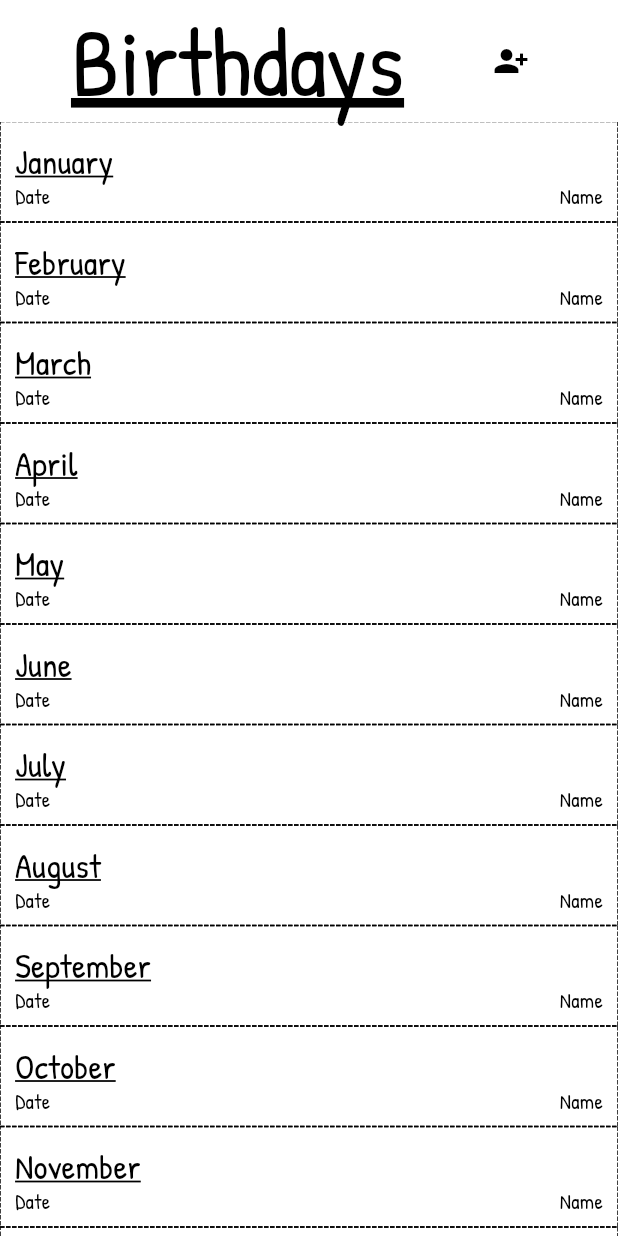
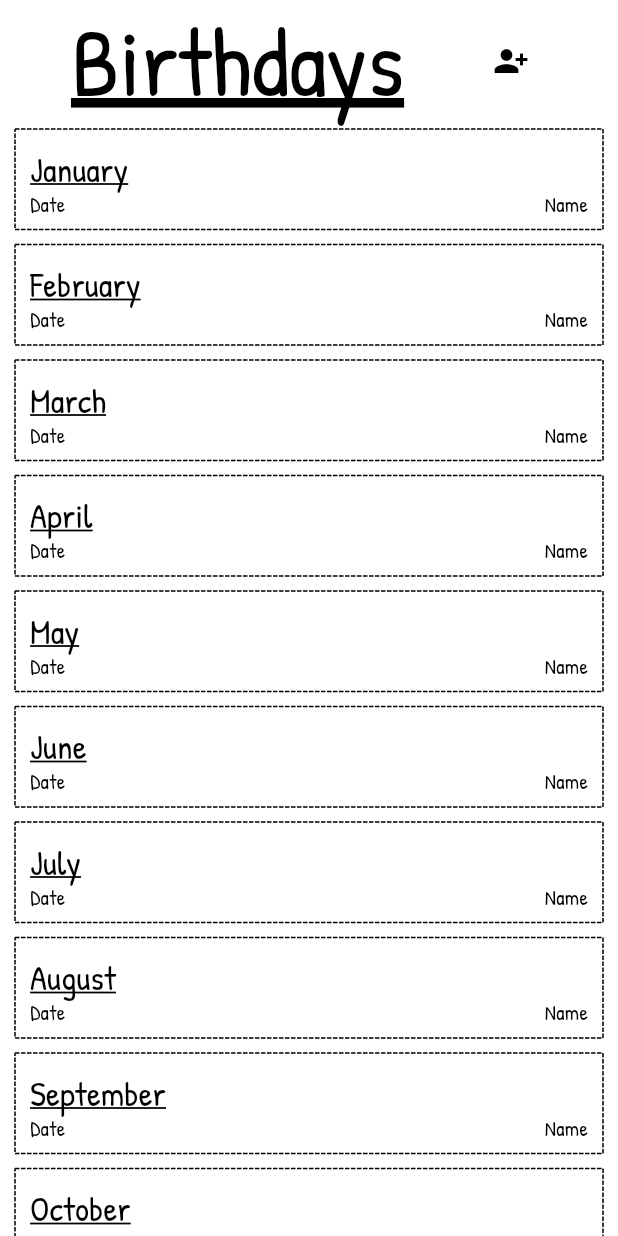
Before and after one commit to HSDContainerProjekt/MentalHealthApp, a Flutter app: the FriendCollectionBirthdayCalender screen opened directly, on a phone screen of 412 x 824 dp. Run offline on Flutter 3.47's test engine with Material 3 defaults, Android fonts, the phone set to English and light mode, and no system bars; drawn by our look-alikes of dotted_border; our stand-ins replace bloc, equatable, fl_chart, flutter_bloc, flutter_colorpicker, flutter_form_builder and 7 more; missing offline and left inert: model_viewer_plus, mysql_client, postgres; accounts and stored records are empty; generated files the repository leaves out were written again.

Commit message:
freundeeintrag aufbau angepasst

```diff
--- a/lib/app_framework_backbone/views/custom_image/image_dao.dart
+++ b/lib/app_framework_backbone/views/custom_image/image_dao.dart
@@ -3,7 +3,6 @@ import 'package:path_provider/path_provider.dart';
 import '../../database_dao.dart';
 import 'picture.dart';
 import 'dart:async';
-import 'package:path/path.dart';
 import 'package:sqflite/sqflite.dart';
 
 abstract class ImageDAO implements DatabaseDAO {
--- a/lib/app_framework_backbone/views/custom_image/image_repository.dart
+++ b/lib/app_framework_backbone/views/custom_image/image_repository.dart
@@ -1,7 +1,5 @@
-import 'dart:typed_data';
 
 import 'package:flutter/services.dart';
-import 'package:flutter/widgets.dart';
 
 import 'picture.dart';
 import 'image_dao.dart';
--- a/lib/app_framework_backbone/views/main_page/bloc/main_page_bloc.dart
+++ b/lib/app_framework_backbone/views/main_page/bloc/main_page_bloc.dart
@@ -2,9 +2,7 @@ import 'package:bloc/bloc.dart';
 import 'package:equatable/equatable.dart';
 import 'package:mental_health_app/animal_backbone/animal_backbone.dart';
 import 'package:mental_health_app/app_framework_backbone/views/main_page/main_page_animal.dart';
-import 'package:mental_health_app/app_framework_backbone/views/main_page/main_page_backbone.dart';
 import 'package:mental_health_app/routine_tracking/data/data_model/routine.dart';
-import 'package:path/path.dart';
 
 import '../../../../routine_tracking/domain/routine_repository.dart';
 
--- a/lib/app_framework_backbone/views/main_page/main_page_backbone.dart
+++ b/lib/app_framework_backbone/views/main_page/main_page_backbone.dart
@@ -1,6 +1,5 @@
 import 'dart:math';
 
-import 'package:arrow_path/arrow_path.dart';
 import 'package:dotted_border/dotted_border.dart';
 import 'package:flutter/material.dart';
 import 'package:flutter/gestures.dart';
--- a/lib/app_framework_backbone/views/popup/image_selector/bloc/image_selector_bloc.dart
+++ b/lib/app_framework_backbone/views/popup/image_selector/bloc/image_selector_bloc.dart
@@ -1,4 +1,3 @@
-import 'dart:io';
 import 'package:bloc/bloc.dart';
 import 'package:flutter/material.dart';
 import 'package:flutter/services.dart';
--- a/lib/friend_collection/database/friend_db.dart
+++ b/lib/friend_collection/database/friend_db.dart
@@ -1,4 +1,3 @@
-import 'dart:developer';
 import 'package:flutter/material.dart';
 import 'package:mental_health_app/friend_collection/database/online_database.dart';
 import 'package:mental_health_app/friend_collection/database/own_id_db.dart';
--- a/lib/friend_collection/views/friend_collection_birthday_calender.dart
+++ b/lib/friend_collection/views/friend_collection_birthday_calender.dart
@@ -11,9 +11,6 @@ class FriendCollectionBirthdayCalender extends StatelessWidget {
   @override
   Widget build(BuildContext context) {
     List<Friend> friends = [
-      /*["1","a"],
-      ["2","b"],
-      ["3", "c"]*/
     ];
     List<String> months = [
       AppLocalizations.of(context)!.january,
@@ -31,6 +28,7 @@ class FriendCollectionBirthdayCalender extends StatelessWidget {
     ];
     return SafeArea(
         child: Scaffold(
+            backgroundColor: Colors.transparent,
             body: GestureDetector(
       onPanUpdate: (details) {
         if (details.delta.dx < -4) {
@@ -55,7 +53,7 @@ class FriendCollectionBirthdayCalender extends StatelessWidget {
             ],
           ),
           Flexible(
-              child: ListView.builder(
+            child: ListView.builder(
             scrollDirection: Axis.vertical,
             shrinkWrap: true,
             itemCount: months.length,
--- a/lib/friend_collection/widgets/friendpage_widgets/friend_favorit_widget.dart
+++ b/lib/friend_collection/widgets/friendpage_widgets/friend_favorit_widget.dart
@@ -16,7 +16,9 @@ class FriendFavoritWidget extends StatelessWidget {
           decoration: BoxDecoration(
               border:
                   Border(bottom: BorderSide(color: Colors.black, width: 1.0))),
-          child: Text(textFieldValue),
+          child: Padding(
+            padding: EdgeInsets.all(15),
+            child: Text(textFieldValue, style: TextStyle(fontSize: 20))),
         )
       ],
     );
--- a/lib/friend_collection/widgets/month_view.dart
+++ b/lib/friend_collection/widgets/month_view.dart
@@ -15,7 +15,9 @@ class MonthView extends StatefulWidget {
 class _MonthViewState extends State<MonthView> {
   @override
   Widget build(BuildContext context) {
-    return DottedBorder(
+    return Container(
+      margin: EdgeInsets.only(top: 5, bottom: 5, left: 10, right: 10),
+      child: DottedBorder(
         padding: EdgeInsets.all(10),
         child: Column(
           children: [
@@ -55,6 +57,7 @@ class _MonthViewState extends State<MonthView> {
             ),
           ],
         ),
+      )
     );
   }
 }
--- a/lib/routine_tracking/presentation/routine_main_view.dart
+++ b/lib/routine_tracking/presentation/routine_main_view.dart
@@ -1,7 +1,5 @@
 import 'package:flutter/material.dart';
 import 'package:flutter_bloc/flutter_bloc.dart';
-import 'package:mental_health_app/routine_tracking/domain/routine_repository.dart';
-import 'package:mental_health_app/routine_tracking/presentation/bloc/routine_edit_bloc.dart';
 import 'package:mental_health_app/routine_tracking/presentation/bloc/routine_nav_bloc.dart';
 import 'package:mental_health_app/routine_tracking/presentation/routine_edit_view.dart';
 import 'package:mental_health_app/routine_tracking/presentation/routine_overview_view.dart';
```
Also changed, not shown: lib/friend_collection/widgets/friend_page.dart (+13 -8 lines), lib/friend_collection/widgets/friendpage_widgets/friend_personal_information_widget.dart (+7 -3 lines). Lines whose indentation alone changed are shown as unchanged.
